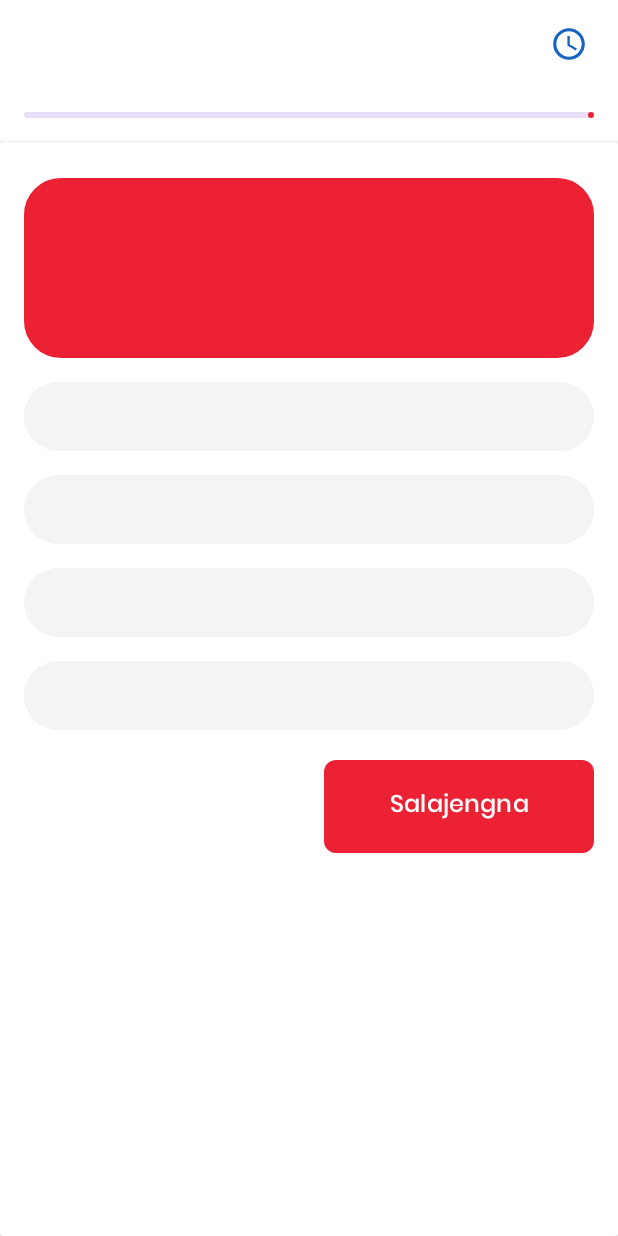
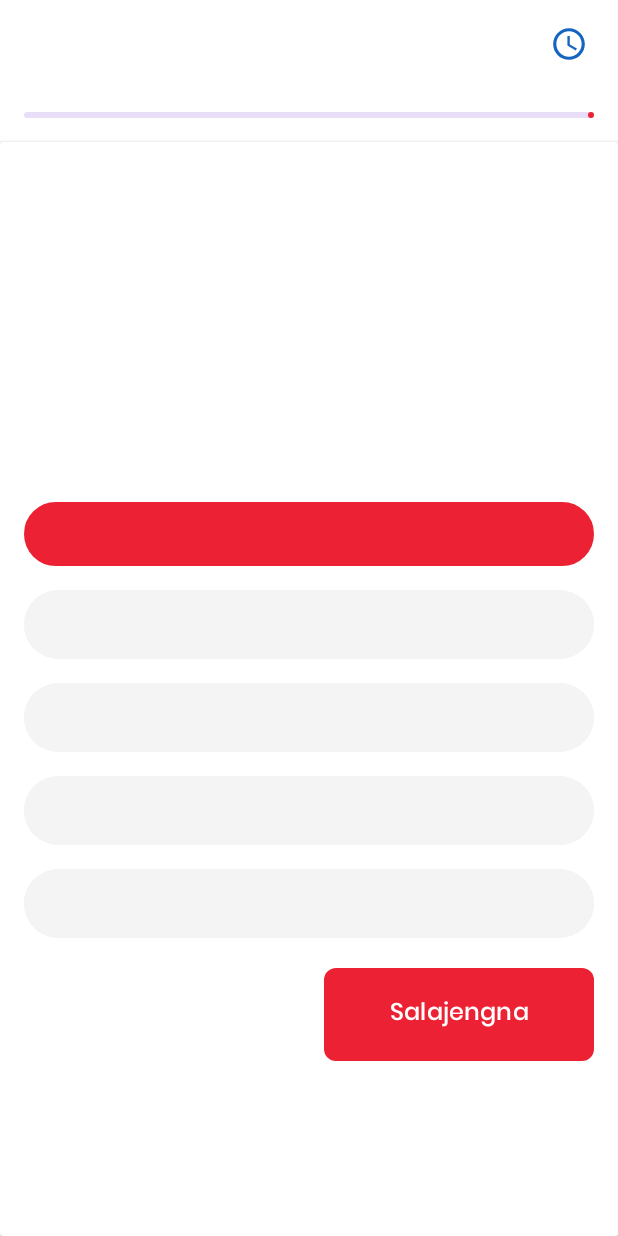
Before and after one commit to herdialfachri/sundarua, an Android app: the StartQuizActivity screen opened directly, with no data from a screen before it, on a phone screen of 412 x 824 dp. Run offline under Robolectric (Android 15) with nearby library versions, the phone set to English and light mode, and no system bars; pictures from the network do not load; 1 statement that could not run was skipped.

Commit message:
Fixing quiz image display

```diff
--- a/app/src/main/res/layout/activity_start_quiz.xml
+++ b/app/src/main/res/layout/activity_start_quiz.xml
@@ -62,10 +62,15 @@
             android:orientation="vertical"
             android:padding="16dp">
 
+            <RelativeLayout
+                android:layout_width="wrap_content"
+                android:layout_height="wrap_content">
+
                 <TextView
+                    android:layout_below="@id/questionImageView"
                     style="@style/whiteMediumText"
                     android:layout_width="match_parent"
-                android:layout_height="120dp"
+                    android:layout_height="wrap_content"
                     tools:text="What is android OS?"
                     android:textSize="@dimen/text_m"
                     android:padding="8dp"
@@ -79,10 +84,10 @@
                     android:id="@+id/questionImageView"
                     android:layout_width="match_parent"
                     android:layout_height="200dp"
-                android:scaleType="fitCenter"
-                android:visibility="gone"
+                    android:scaleType="centerCrop"
                     android:layout_marginVertical="8dp"
                     />
+            </RelativeLayout>
 
             <Button
                 android:layout_width="match_parent"
```
Lines whose indentation alone changed are shown as unchanged.
